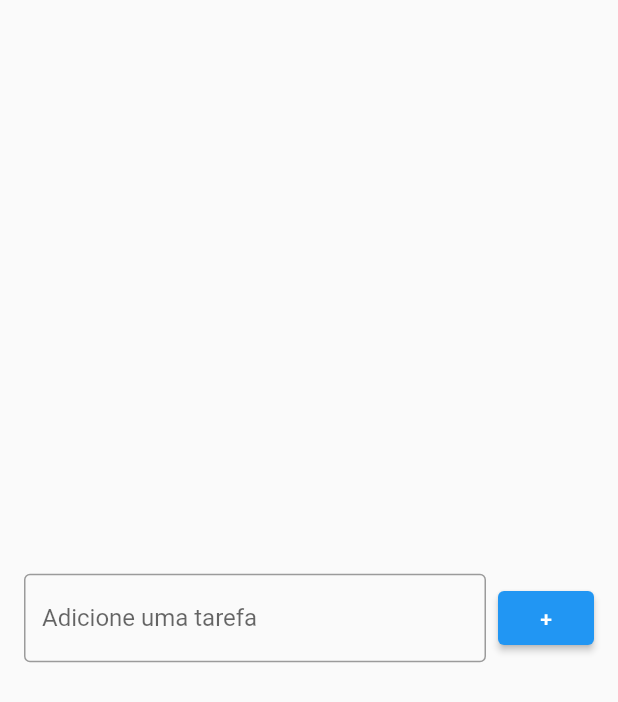
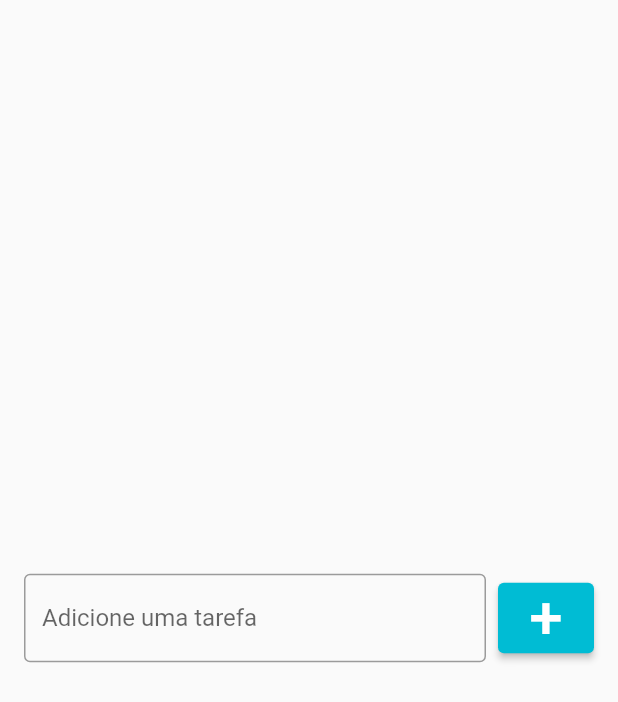
Before and after one commit to martadrozsa/flutter-dart-course, a Flutter app: the screen it shows after launch, on a phone screen of 412 x 824 dp. Shown: the top 702 px of the screen. Run offline on Flutter 3.47's test engine with Material 2 defaults, Android fonts, the phone set to English and light mode, and no system bars.

Commit message:
Button (text)

```diff
--- a/app_todo_list/lib/pages/todo_list_page.dart
+++ b/app_todo_list/lib/pages/todo_list_page.dart
@@ -19,12 +19,20 @@ class TodoListPage extends StatelessWidget {
                   ),
                 ),
               ),
-              SizedBox(width: 8),
+              const SizedBox(width: 8),
               ElevatedButton(
                 onPressed: () {},
-                child: Text('+'),
+                style: ElevatedButton.styleFrom(
+                  primary: Colors.cyan,
+                  padding: EdgeInsets.zero,
+                ),
+                child: const Text(
+                  '+',
+                  style: TextStyle(
+                      fontSize: 40,
+                  ),
+                ),
               )
-
             ],
           ),
         ),
```
